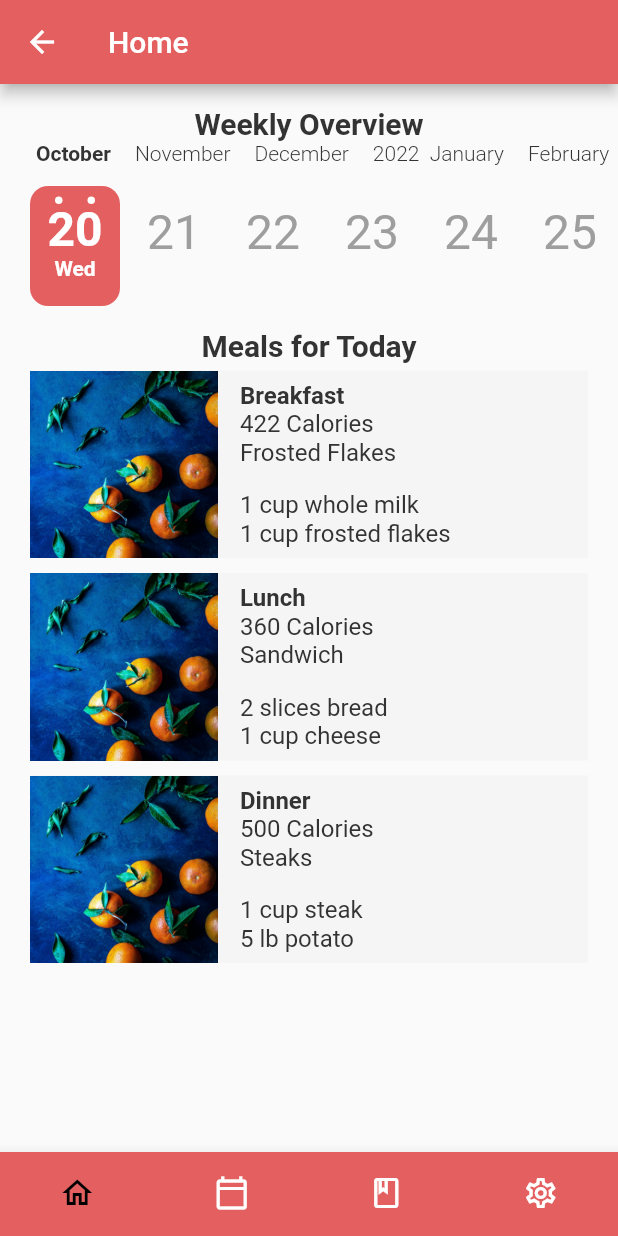
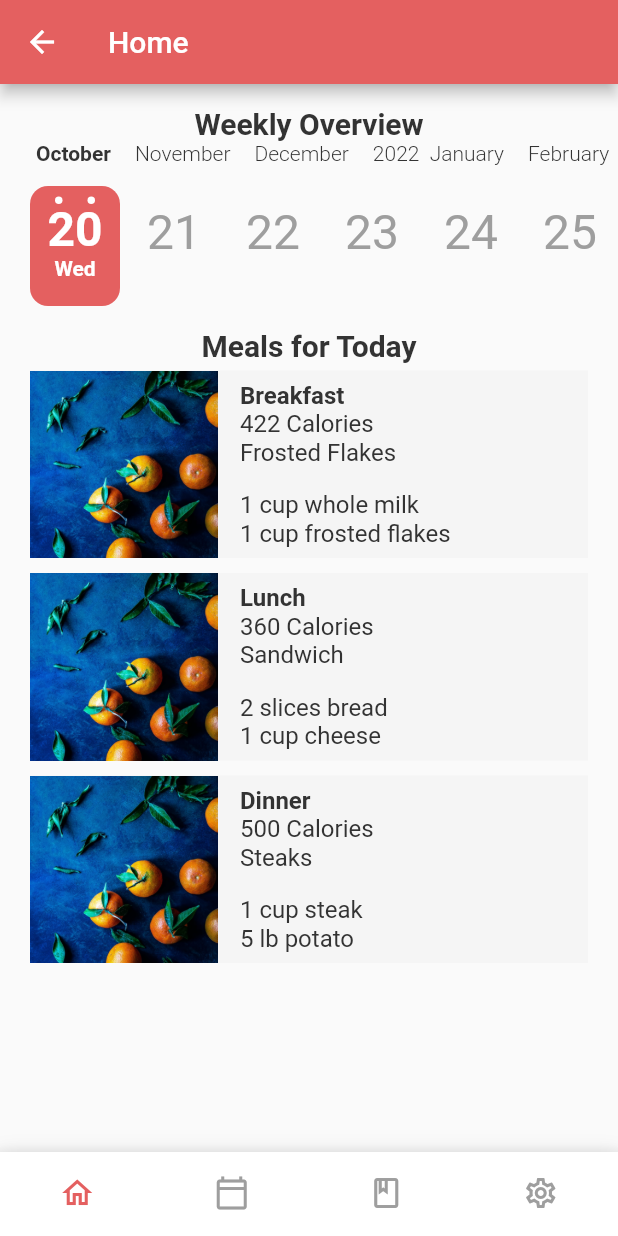
Before and after one commit to Jessica-Trujillo/MealPrep, a Flutter app: the RootNavigationPage screen opened directly, on a phone screen of 412 x 824 dp. Run offline on Flutter 3.47's test engine with Material 2 defaults, Android fonts, the light colour scheme and no system bars; drawn by our look-alikes of calendar_timeline; our stand-ins replace cloud_firestore, firebase_auth, firebase_core, flutter_calendar_carousel; missing offline and left inert: cloud_firestore_web, firebase_auth_web, firebase_core_web; accounts and stored records are empty.

Commit message:
Updated bottom navigation design

```diff
--- a/MealPrep/lib/RootNavigationPage.dart
+++ b/MealPrep/lib/RootNavigationPage.dart
@@ -39,32 +39,45 @@ class _RootNavigationPageState extends State<RootNavigationPage> {
           body: Container(alignment: Alignment.center, child: Text("Error")));
     }
 
-    Color selectedIconColor = Colors.black;
-    Color iconColor = Colors.white;
+    Color selectedIconColor = MyColors.accentColor;
+    Color iconColor = Colors.grey;
 
     return Column(children: [
       Expanded(child: body),
-      BottomNavigationBar(
-        backgroundColor: MyColors.accentColor,
+      Container(
+          decoration: BoxDecoration(
+            boxShadow: <BoxShadow>[
+              BoxShadow(
+                  color: Colors.grey.withOpacity(0.3),
+                  blurRadius: 10.0,
+                  offset: Offset(0.0, 0.75))
+            ],
+          ),
+          child: BottomNavigationBar(
+            backgroundColor: Color(0xffffffff),
             items: <BottomNavigationBarItem>[
               BottomNavigationBarItem(
                 icon: Icon(Icons.home_outlined,
-                color: (_selectedIndex == 0 ? selectedIconColor : iconColor)),
+                    color:
+                        (_selectedIndex == 0 ? selectedIconColor : iconColor)),
                 label: 'Home',
               ),
               BottomNavigationBarItem(
                 icon: Icon(Icons.calendar_today_outlined,
-                color: (_selectedIndex == 1 ? selectedIconColor : iconColor)),
+                    color:
+                        (_selectedIndex == 1 ? selectedIconColor : iconColor)),
                 label: 'Calendar',
               ),
               BottomNavigationBarItem(
                 icon: Icon(Icons.book_outlined,
-                color: (_selectedIndex == 2 ? selectedIconColor : iconColor)),
+                    color:
+                        (_selectedIndex == 2 ? selectedIconColor : iconColor)),
                 label: 'Recipes',
               ),
               BottomNavigationBarItem(
                 icon: Icon(Icons.settings_outlined,
-                color: (_selectedIndex == 3 ? selectedIconColor : iconColor)),
+                    color:
+                        (_selectedIndex == 3 ? selectedIconColor : iconColor)),
                 label: 'Settings',
               ),
             ],
@@ -74,7 +87,7 @@ class _RootNavigationPageState extends State<RootNavigationPage> {
             showSelectedLabels: false,
             showUnselectedLabels: false,
             type: BottomNavigationBarType.fixed,
-      )
+          ))
     ]);
   }
 }
```
Lines whose indentation alone changed are shown as unchanged.
